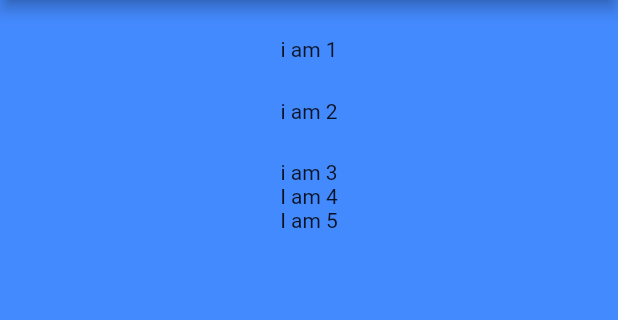
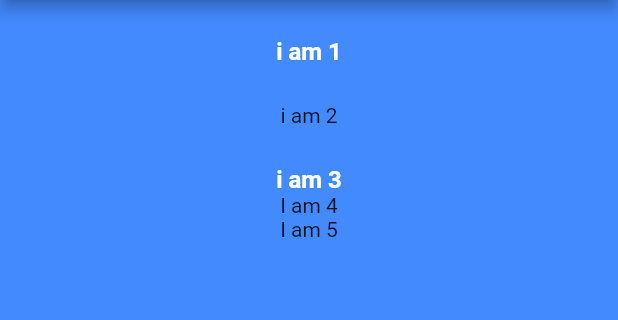
Before and after one commit to Mohammedazzam/my_first_flutter_app, a Flutter app: the screen it shows after launch, on a phone screen of 412 x 824 dp, the part 84-404 px from its top. Run offline on Flutter 3.47's test engine with Material 2 defaults, Android fonts, the phone set to English and light mode, and no system bars.

Commit message:
2.11(عمل object واستدعائه مع اعطائه العديد من الخصائص)

```diff
--- a/lib/main.dart
+++ b/lib/main.dart
@@ -17,11 +17,17 @@ class MyApp extends StatelessWidget {
 }
 
 class MyHomePage extends StatefulWidget {
+
   @override
   _MyHomePageState createState() => _MyHomePageState();
 }
 
 class _MyHomePageState extends State<MyHomePage> {
+  TextStyle _textStyle = TextStyle(
+      color: Colors.white,
+      fontSize: 16,
+      fontWeight: FontWeight.bold
+  );
   @override
   Widget build(BuildContext context) {
     return Scaffold(
@@ -41,7 +47,7 @@ class _MyHomePageState extends State<MyHomePage> {
           children: <Widget>[
             Padding(
               padding: EdgeInsets.only(top: 25),
-              child: Text("i am 1"),
+              child: Text("i am 1",style: _textStyle,),
             ),
            Padding(
               padding: EdgeInsets.only(top: 25),
@@ -49,7 +55,7 @@ class _MyHomePageState extends State<MyHomePage> {
             ),
             Padding(
               padding: EdgeInsets.only(top: 25),
-              child: Text("i am 3"),
+              child: Text("i am 3",style: _textStyle,),
             ),
             Text("I am 4"),
             Text("I am 5"),
```
